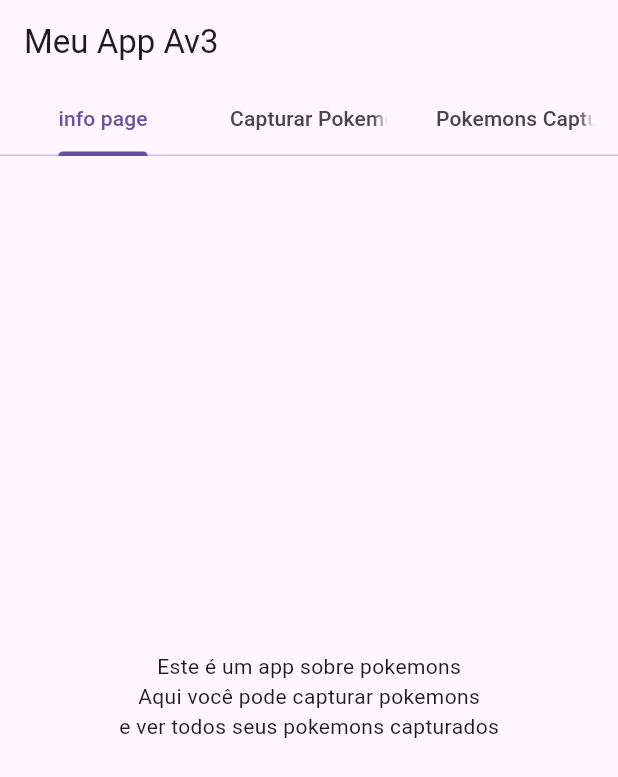
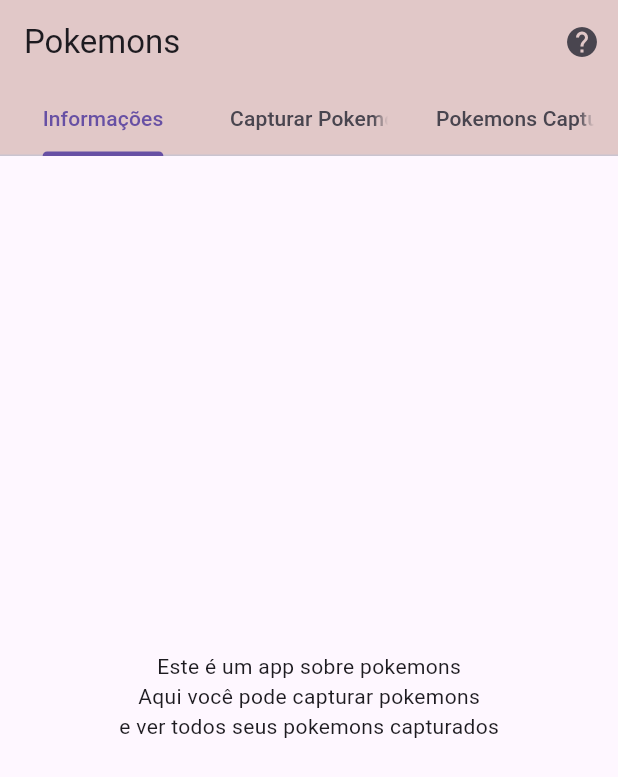
Before and after one commit to tobiasPaes/avaliacao3PDM, a Flutter app: the screen it shows after launch, on a phone screen of 412 x 824 dp. Shown: the top 777 px of the screen. Run offline on Flutter 3.47's test engine with Material 3 defaults, Android fonts, the phone set to English and light mode, and no system bars; our stand-ins replace connectivity_plus, floor, sqflite; accounts and stored records are empty; generated files the repository leaves out were written again.

Commit message:
alterações

```diff
--- a/lib/ui/tela_home.dart
+++ b/lib/ui/tela_home.dart
@@ -1,6 +1,7 @@
 import 'package:flutter/material.dart';
 import 'package:terceira_prova/ui/tela_captura.dart';
 import 'package:terceira_prova/ui/tela_pokemon_capturado.dart';
+import 'package:terceira_prova/ui/tela_sobre.dart'; // Importe a tela_sobre.dart
 
 class TelaHome extends StatefulWidget {
   const TelaHome({super.key});
@@ -33,14 +34,33 @@ class _HomeInfoState extends State<HomeInfo> {
         length: 3,
         child: Scaffold(
           appBar: AppBar(
-          title: const Text('Meu App Av3'),
+            backgroundColor: Color.fromARGB(255, 225, 200, 200),
+            title: const Text('Pokemons'),
             bottom: const TabBar(
               tabs: [
-              Tab(text: 'info page',),
-              Tab(text: 'Capturar Pokemons',),
-              Tab(text: 'Pokemons Capturados',),
+                Tab(
+                  text: 'Informações',
+                ),
+                Tab(
+                  text: 'Capturar Pokemons',
+                ),
+                Tab(
+                  text: 'Pokemons Capturados',
+                ),
               ],
             ),
+            actions: [
+              // Adicione um ícone de interrogação para a tela_sobre.dart
+              IconButton(
+                icon: Icon(Icons.help),
+                onPressed: () {
+                  Navigator.push(
+                    context,
+                    MaterialPageRoute(builder: (context) => const TelaSobre()),
+                  );
+                },
+              ),
+            ],
           ),
           body: const TabBarView(
             children: [
@@ -49,8 +69,7 @@ class _HomeInfoState extends State<HomeInfo> {
               TelaPokemonCapturado(),
             ],
           ),
-      )
-    );
+        ));
   }
 }
 
```
Also changed, not shown: lib/ui/tela_captura.dart (+15 -11 lines), lib/ui/tela_detalhes_pokemon.dart (+23 -19 lines), lib/ui/tela_pokemon_capturado.dart (+10 -3 lines), lib/ui/tela_sobre.dart (added, +69 -0 lines), pubspec.lock. Lines whose indentation alone changed are shown as unchanged.
